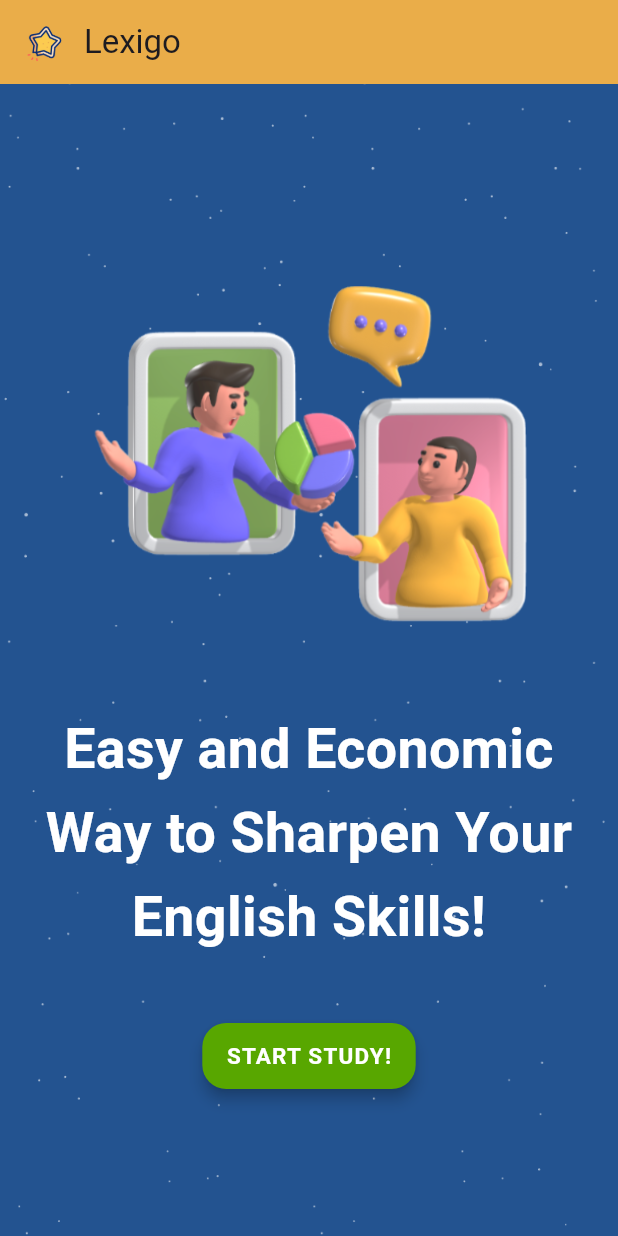
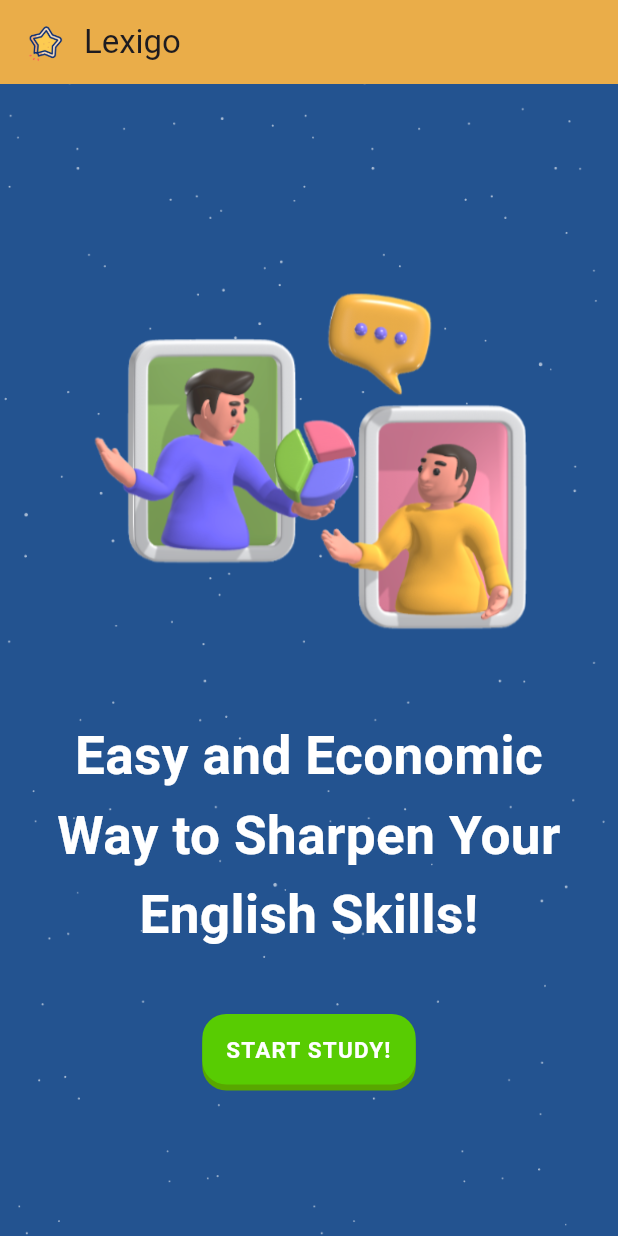
Before and after one commit to Flame25/Lexigo, a Flutter app: the screen it shows after launch, on a phone screen of 412 x 824 dp. Run offline on Flutter 3.47's test engine with Material 3 defaults, Android fonts, the phone set to English and light mode, and no system bars; our stand-ins replace animated_splash_screen; Roboto replaces fonts that are missing (din-round).

Commit message:
text and button design

```diff
--- a/landingpg/lib/main.dart
+++ b/landingpg/lib/main.dart
@@ -59,7 +59,7 @@ class LandingPage extends StatelessWidget {
                       SizedBox(height: 20), // Space between image and text
                       Padding(
                         padding: EdgeInsets.symmetric(
-                          horizontal: MediaQuery.of(context).size.width * 0.05, // 10% of screen width
+                          horizontal: MediaQuery.of(context).size.width * 0.07, // 10% of screen width
                         ),
                         child: LayoutBuilder(
                           builder: (BuildContext context, BoxConstraints constraints) {
@@ -78,31 +78,56 @@ class LandingPage extends StatelessWidget {
                         ),
                       ),
                       SizedBox(height: 40),
-                      ElevatedButton(
-                        onPressed: () {
+                      GestureDetector(
+                        onTap: () {
                           ScaffoldMessenger.of(context).showSnackBar(
-                            SnackBar(content: Text('START STUDY!')),
+                            SnackBar(content: Text('Button Clicked!')),
                           );
                         },
-                        style: ElevatedButton.styleFrom(
-                          backgroundColor: Color(0xFF58A700), // Background color
-                          foregroundColor: Colors.white, // Text color
-                          padding: EdgeInsets.symmetric(vertical: 13, horizontal: 16), // Padding
-                          shape: RoundedRectangleBorder(
+                        child: Container(
+                          padding: EdgeInsets.symmetric(vertical: 13, horizontal: 16), // Padding for the button
+                          decoration: BoxDecoration(
                             borderRadius: BorderRadius.circular(16), // Rounded corners
+                            color: Color(0xFF58CC02), // Primary button color
+                            boxShadow: [
+                              BoxShadow(
+                                color: Color(0xFF58A700), // Bottom border color
+                                offset: Offset(0, 4), // Simulate bottom border by shadow
+                                blurRadius: 0,
+                                spreadRadius: 0,
+                              ),
+                            ],
                           ),
-                          textStyle: TextStyle(
-                            fontFamily: 'din-round', // Font family (custom font should be added to assets if not default)
-                            fontSize: 15,
-                            fontWeight: FontWeight.w700,
-                            letterSpacing: 0.8, // Letter spacing
-                            textBaseline: TextBaseline.alphabetic,
+                          child: Stack(
+                            alignment: Alignment.center, // Center-align text
+                            children: [
+                              Positioned(
+                                top: 0,
+                                left: 0,
+                                right: 0,
+                                bottom: 4, // Create the effect of a solid bottom border
+                                child: Container(
+                                  decoration: BoxDecoration(
+                                    color: Color(0xFF58CC02),
+                                    borderRadius: BorderRadius.circular(16),
+                                  ),
+                                ),
+                              ),
+                              Text(
+                                'Start Study!'.toUpperCase(), // Text with uppercase
+                                textAlign: TextAlign.center,
+                                style: TextStyle(
+                                  color: Colors.white, // Text color
+                                  fontSize: 15, // Font size
+                                  fontWeight: FontWeight.w700, // Bold font weight
+                                  letterSpacing: 0.8, // Letter spacing
+                                  fontFamily: 'din-round', // Use custom font if available
+                                ),
+                              ),
+                            ],
                           ),
-                          elevation: 4, // Simulates the border effect in the CSS
                         ),
-                        child: Text('START STUDY!'.toUpperCase()), // Transform text to uppercase
                       ),
-
                     ],
                   ),
                 ),
```
